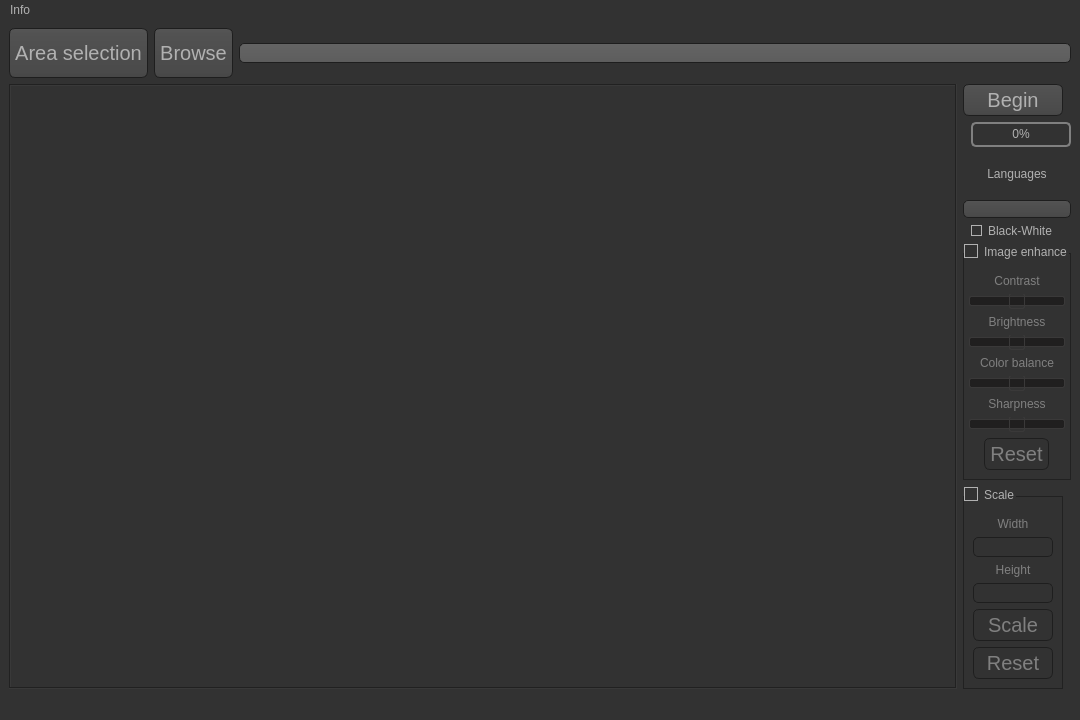
This is text_finder_search.ui in Paikerite/Text-finder as Qt 5 draws it before an edit. The edited form follows.
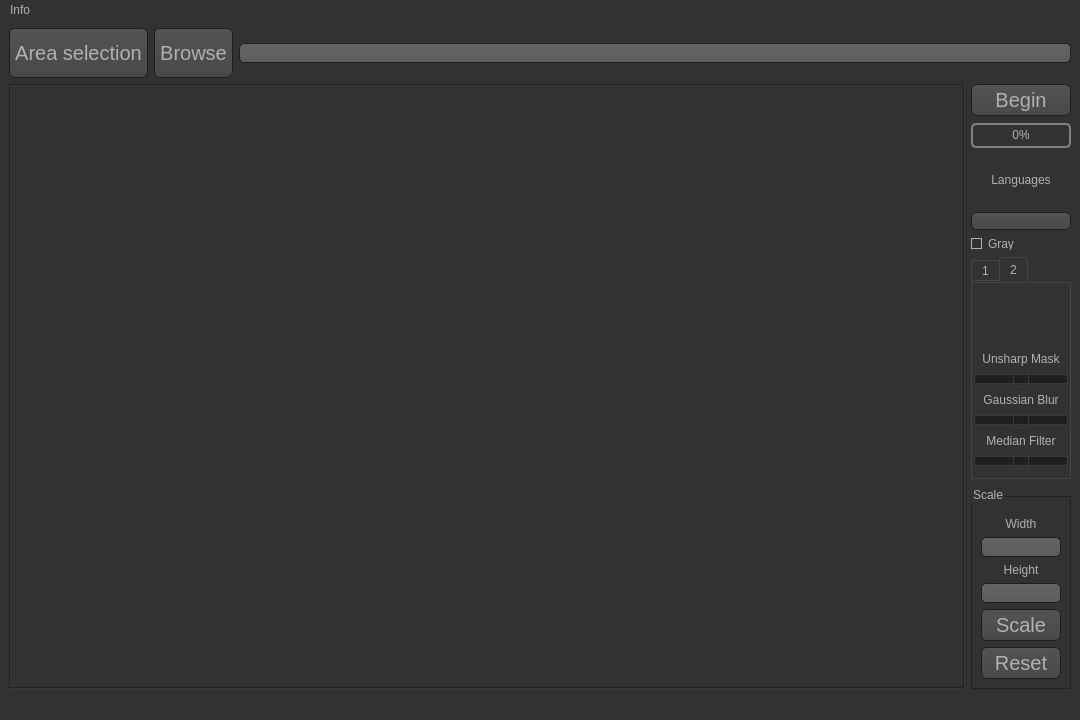
This is the edited form. The open tabs and pages were chosen to show the change. Icons and pictures are not drawn.

Patch:
```diff
--- a/text_finder_search.ui
+++ b/text_finder_search.ui
@@ -740,6 +740,9 @@
       </item>
       <item>
        <layout class="QVBoxLayout" name="verticalLayout">
+        <property name="spacing">
+         <number>7</number>
+        </property>
         <item>
          <widget class="QPushButton" name="pushButton">
           <property name="sizePolicy">
@@ -869,39 +872,49 @@
            </size>
           </property>
           <property name="text">
-           <string>Black-White</string>
+           <string>Gray</string>
+          </property>
+          <property name="tristate">
+           <bool>false</bool>
           </property>
          </widget>
         </item>
         <item>
-         <widget class="QGroupBox" name="ContrastGroup">
+         <widget class="QTabWidget" name="ContrastGroup">
           <property name="sizePolicy">
-           <sizepolicy hsizetype="Fixed" vsizetype="Fixed">
+           <sizepolicy hsizetype="Ignored" vsizetype="Fixed">
             <horstretch>0</horstretch>
             <verstretch>0</verstretch>
            </sizepolicy>
           </property>
-          <property name="title">
-           <string>Image enhance</string>
+          <property name="tabPosition">
+           <enum>QTabWidget::North</enum>
           </property>
-          <property name="checkable">
-           <bool>true</bool>
+          <property name="currentIndex">
+           <number>0</number>
           </property>
-          <property name="checked">
-           <bool>false</bool>
+          <property name="elideMode">
+           <enum>Qt::ElideNone</enum>
           </property>
+          <widget class="QWidget" name="ContrastGroupPage1_2" native="true">
+           <attribute name="title">
+            <string>1</string>
+           </attribute>
           <layout class="QVBoxLayout" name="verticalLayout_6" stretch="0,0,0,0,0,0,0,0,0">
+            <property name="spacing">
+             <number>4</number>
+            </property>
            <property name="sizeConstraint">
             <enum>QLayout::SetDefaultConstraint</enum>
            </property>
            <property name="leftMargin">
-            <number>5</number>
+             <number>2</number>
            </property>
            <property name="topMargin">
-            <number>20</number>
+             <number>5</number>
            </property>
            <property name="rightMargin">
-            <number>5</number>
+             <number>2</number>
            </property>
            <item>
             <widget class="QLabel" name="label_for_contrast">
@@ -1034,7 +1047,7 @@
            <item alignment="Qt::AlignHCenter">
             <widget class="QPushButton" name="pushButton_Reset_enhance">
              <property name="sizePolicy">
-              <sizepolicy hsizetype="Fixed" vsizetype="Minimum">
+               <sizepolicy hsizetype="Fixed" vsizetype="Fixed">
                <horstretch>0</horstretch>
                <verstretch>0</verstretch>
               </sizepolicy>
@@ -1067,6 +1080,104 @@
            </item>
           </layout>
          </widget>
+          <widget class="QWidget" name="ContrastGroupPage2" native="true">
+           <attribute name="title">
+            <string>2</string>
+           </attribute>
+           <layout class="QVBoxLayout" name="verticalLayout_7">
+            <property name="leftMargin">
+             <number>2</number>
+            </property>
+            <property name="topMargin">
+             <number>5</number>
+            </property>
+            <property name="rightMargin">
+             <number>2</number>
+            </property>
+            <item>
+             <widget class="QLabel" name="label">
+              <property name="text">
+               <string>Unsharp Mask</string>
+              </property>
+              <property name="alignment">
+               <set>Qt::AlignBottom|Qt::AlignHCenter</set>
+              </property>
+             </widget>
+            </item>
+            <item>
+             <widget class="QSlider" name="horizontalSlider_unsharmask">
+              <property name="minimum">
+               <number>-100</number>
+              </property>
+              <property name="maximum">
+               <number>100</number>
+              </property>
+              <property name="orientation">
+               <enum>Qt::Horizontal</enum>
+              </property>
+             </widget>
+            </item>
+            <item>
+             <widget class="QLabel" name="label_GaussianBlur">
+              <property name="sizePolicy">
+               <sizepolicy hsizetype="Preferred" vsizetype="Maximum">
+                <horstretch>0</horstretch>
+                <verstretch>0</verstretch>
+               </sizepolicy>
+              </property>
+              <property name="text">
+               <string>Gaussian Blur</string>
+              </property>
+              <property name="alignment">
+               <set>Qt::AlignBottom|Qt::AlignHCenter</set>
+              </property>
+             </widget>
+            </item>
+            <item>
+             <widget class="QSlider" name="horizontalSlider_3">
+              <property name="minimum">
+               <number>-100</number>
+              </property>
+              <property name="maximum">
+               <number>100</number>
+              </property>
+              <property name="orientation">
+               <enum>Qt::Horizontal</enum>
+              </property>
+             </widget>
+            </item>
+            <item>
+             <widget class="QLabel" name="label_medianfilter">
+              <property name="sizePolicy">
+               <sizepolicy hsizetype="Preferred" vsizetype="Maximum">
+                <horstretch>0</horstretch>
+                <verstretch>0</verstretch>
+               </sizepolicy>
+              </property>
+              <property name="text">
+               <string>Median Filter</string>
+              </property>
+              <property name="alignment">
+               <set>Qt::AlignBottom|Qt::AlignHCenter</set>
+              </property>
+             </widget>
+            </item>
+            <item>
+             <widget class="QSlider" name="horizontalSlider_medianfilter">
+              <property name="minimum">
+               <number>-100</number>
+              </property>
+              <property name="maximum">
+               <number>100</number>
+              </property>
+              <property name="orientation">
+               <enum>Qt::Horizontal</enum>
+              </property>
+             </widget>
+            </item>
+           </layout>
+          </widget>
+         </widget>
         </item>
         <item>
          <widget class="QGroupBox" name="ScaleCheckBox">
@@ -1092,7 +1203,7 @@
            <bool>false</bool>
           </property>
           <property name="checkable">
-           <bool>true</bool>
+           <bool>false</bool>
           </property>
           <property name="checked">
            <bool>false</bool>
```
Lines whose indentation alone changed are shown as unchanged.
